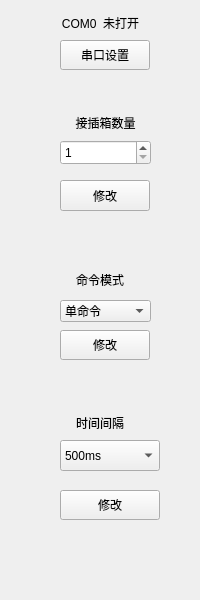
Above: IDC_TestSystem/SI-BusBar/bus_toolbox/bus_settingtoolwid.ui from ChinaClever/IDC_TestSystem before the change. Below: the same form after it.
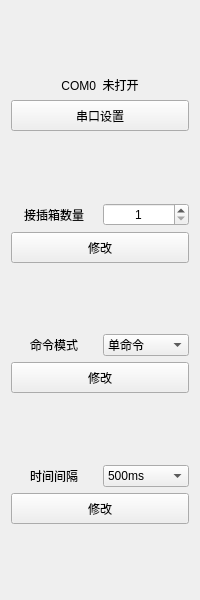
That is the form after the change.

Commit message: 界面适应性修改

Patch:
```diff
--- a/IDC_TestSystem/SI-BusBar/bus_toolbox/bus_settingtoolwid.ui
+++ b/IDC_TestSystem/SI-BusBar/bus_toolbox/bus_settingtoolwid.ui
@@ -13,183 +13,223 @@
   <property name="windowTitle">
    <string>Form</string>
   </property>
-  <widget class="QLabel" name="serialLab">
-   <property name="geometry">
-    <rect>
-     <x>30</x>
-     <y>10</y>
-     <width>141</width>
-     <height>25</height>
-    </rect>
-   </property>
-   <property name="text">
-    <string>COM0  未打开</string>
-   </property>
-   <property name="alignment">
-    <set>Qt::AlignCenter</set>
-   </property>
-  </widget>
-  <widget class="QPushButton" name="serialBtn">
-   <property name="geometry">
-    <rect>
-     <x>60</x>
-     <y>40</y>
-     <width>90</width>
-     <height>30</height>
-    </rect>
-   </property>
-   <property name="text">
-    <string>串口设置</string>
-   </property>
-  </widget>
-  <widget class="QPushButton" name="timeBtn">
-   <property name="geometry">
-    <rect>
-     <x>60</x>
-     <y>490</y>
-     <width>100</width>
-     <height>30</height>
-    </rect>
-   </property>
-   <property name="text">
-    <string>修改</string>
-   </property>
-  </widget>
-  <widget class="QLabel" name="label_6">
-   <property name="geometry">
-    <rect>
-     <x>50</x>
-     <y>410</y>
-     <width>100</width>
-     <height>25</height>
-    </rect>
-   </property>
-   <property name="text">
-    <string>时间间隔</string>
-   </property>
-   <property name="alignment">
-    <set>Qt::AlignCenter</set>
-   </property>
-  </widget>
-  <widget class="QPushButton" name="cmdBtn">
-   <property name="geometry">
-    <rect>
-     <x>60</x>
-     <y>330</y>
-     <width>90</width>
-     <height>30</height>
-    </rect>
-   </property>
-   <property name="text">
-    <string>修改</string>
-   </property>
-  </widget>
-  <widget class="QLabel" name="label_5">
-   <property name="geometry">
-    <rect>
-     <x>50</x>
-     <y>270</y>
-     <width>100</width>
-     <height>20</height>
-    </rect>
-   </property>
-   <property name="text">
-    <string>命令模式</string>
-   </property>
-   <property name="alignment">
-    <set>Qt::AlignCenter</set>
-   </property>
-  </widget>
-  <widget class="QComboBox" name="timeBox">
-   <property name="geometry">
-    <rect>
-     <x>60</x>
-     <y>440</y>
-     <width>100</width>
-     <height>31</height>
-    </rect>
-   </property>
+  <layout class="QVBoxLayout" name="verticalLayout">
    <item>
-    <property name="text">
-     <string>500ms</string>
-    </property>
+    <spacer name="verticalSpacer_5">
+     <property name="orientation">
+      <enum>Qt::Vertical</enum>
+     </property>
+     <property name="sizeHint" stdset="0">
+      <size>
+       <width>20</width>
+       <height>40</height>
+      </size>
+     </property>
+    </spacer>
    </item>
    <item>
-    <property name="text">
-     <string>1000ms</string>
-    </property>
+    <widget class="QLabel" name="serialLab">
+     <property name="text">
+      <string>COM0  未打开</string>
+     </property>
+     <property name="alignment">
+      <set>Qt::AlignCenter</set>
+     </property>
+    </widget>
    </item>
    <item>
-    <property name="text">
-     <string>1500ms</string>
-    </property>
+    <widget class="QPushButton" name="serialBtn">
+     <property name="minimumSize">
+      <size>
+       <width>0</width>
+       <height>31</height>
+      </size>
+     </property>
+     <property name="text">
+      <string>串口设置</string>
+     </property>
+    </widget>
    </item>
-  </widget>
-  <widget class="QComboBox" name="cmdBox">
-   <property name="geometry">
-    <rect>
-     <x>60</x>
-     <y>300</y>
-     <width>91</width>
-     <height>22</height>
-    </rect>
-   </property>
    <item>
-    <property name="text">
-     <string>单命令</string>
-    </property>
+    <spacer name="verticalSpacer_4">
+     <property name="orientation">
+      <enum>Qt::Vertical</enum>
+     </property>
+     <property name="sizeHint" stdset="0">
+      <size>
+       <width>20</width>
+       <height>40</height>
+      </size>
+     </property>
+    </spacer>
    </item>
    <item>
-    <property name="text">
-     <string>双命令</string>
-    </property>
+    <layout class="QHBoxLayout" name="horizontalLayout">
+     <item>
+      <widget class="QLabel" name="label">
+       <property name="text">
+        <string>接插箱数量</string>
+       </property>
+       <property name="alignment">
+        <set>Qt::AlignCenter</set>
+       </property>
+      </widget>
+     </item>
+     <item>
+      <widget class="QSpinBox" name="spinBox">
+       <property name="alignment">
+        <set>Qt::AlignCenter</set>
+       </property>
+       <property name="minimum">
+        <number>1</number>
+       </property>
+       <property name="maximum">
+        <number>18</number>
+       </property>
+      </widget>
+     </item>
+    </layout>
    </item>
-  </widget>
-  <widget class="QPushButton" name="devNumBtn">
-   <property name="geometry">
-    <rect>
-     <x>60</x>
-     <y>180</y>
-     <width>90</width>
-     <height>31</height>
-    </rect>
-   </property>
-   <property name="text">
-    <string>修改</string>
-   </property>
-  </widget>
-  <widget class="QLabel" name="label">
-   <property name="geometry">
-    <rect>
-     <x>60</x>
-     <y>110</y>
-     <width>91</width>
-     <height>25</height>
-    </rect>
-   </property>
-   <property name="text">
-    <string>接插箱数量</string>
-   </property>
-   <property name="alignment">
-    <set>Qt::AlignCenter</set>
-   </property>
-  </widget>
-  <widget class="QSpinBox" name="spinBox">
-   <property name="geometry">
-    <rect>
-     <x>60</x>
-     <y>140</y>
-     <width>91</width>
-     <height>25</height>
-    </rect>
-   </property>
-   <property name="minimum">
-    <number>1</number>
-   </property>
-   <property name="maximum">
-    <number>18</number>
-   </property>
-  </widget>
+   <item>
+    <widget class="QPushButton" name="devNumBtn">
+     <property name="minimumSize">
+      <size>
+       <width>0</width>
+       <height>31</height>
+      </size>
+     </property>
+     <property name="text">
+      <string>修改</string>
+     </property>
+    </widget>
+   </item>
+   <item>
+    <spacer name="verticalSpacer_3">
+     <property name="orientation">
+      <enum>Qt::Vertical</enum>
+     </property>
+     <property name="sizeHint" stdset="0">
+      <size>
+       <width>20</width>
+       <height>40</height>
+      </size>
+     </property>
+    </spacer>
+   </item>
+   <item>
+    <layout class="QHBoxLayout" name="horizontalLayout_2">
+     <item>
+      <widget class="QLabel" name="label_5">
+       <property name="text">
+        <string>命令模式</string>
+       </property>
+       <property name="alignment">
+        <set>Qt::AlignCenter</set>
+       </property>
+      </widget>
+     </item>
+     <item>
+      <widget class="QComboBox" name="cmdBox">
+       <item>
+        <property name="text">
+         <string>单命令</string>
+        </property>
+       </item>
+       <item>
+        <property name="text">
+         <string>双命令</string>
+        </property>
+       </item>
+      </widget>
+     </item>
+    </layout>
+   </item>
+   <item>
+    <widget class="QPushButton" name="cmdBtn">
+     <property name="minimumSize">
+      <size>
+       <width>0</width>
+       <height>31</height>
+      </size>
+     </property>
+     <property name="text">
+      <string>修改</string>
+     </property>
+    </widget>
+   </item>
+   <item>
+    <spacer name="verticalSpacer_2">
+     <property name="orientation">
+      <enum>Qt::Vertical</enum>
+     </property>
+     <property name="sizeHint" stdset="0">
+      <size>
+       <width>20</width>
+       <height>40</height>
+      </size>
+     </property>
+    </spacer>
+   </item>
+   <item>
+    <layout class="QHBoxLayout" name="horizontalLayout_3">
+     <item>
+      <widget class="QLabel" name="label_6">
+       <property name="text">
+        <string>时间间隔</string>
+       </property>
+       <property name="alignment">
+        <set>Qt::AlignCenter</set>
+       </property>
+      </widget>
+     </item>
+     <item>
+      <widget class="QComboBox" name="timeBox">
+       <item>
+        <property name="text">
+         <string>500ms</string>
+        </property>
+       </item>
+       <item>
+        <property name="text">
+         <string>1000ms</string>
+        </property>
+       </item>
+       <item>
+        <property name="text">
+         <string>1500ms</string>
+        </property>
+       </item>
+      </widget>
+     </item>
+    </layout>
+   </item>
+   <item>
+    <widget class="QPushButton" name="timeBtn">
+     <property name="minimumSize">
+      <size>
+       <width>0</width>
+       <height>31</height>
+      </size>
+     </property>
+     <property name="text">
+      <string>修改</string>
+     </property>
+    </widget>
+   </item>
+   <item>
+    <spacer name="verticalSpacer">
+     <property name="orientation">
+      <enum>Qt::Vertical</enum>
+     </property>
+     <property name="sizeHint" stdset="0">
+      <size>
+       <width>20</width>
+       <height>40</height>
+      </size>
+     </property>
+    </spacer>
+   </item>
+  </layout>
  </widget>
  <resources/>
  <connections/>
```
The commit also changes 39 other files.
